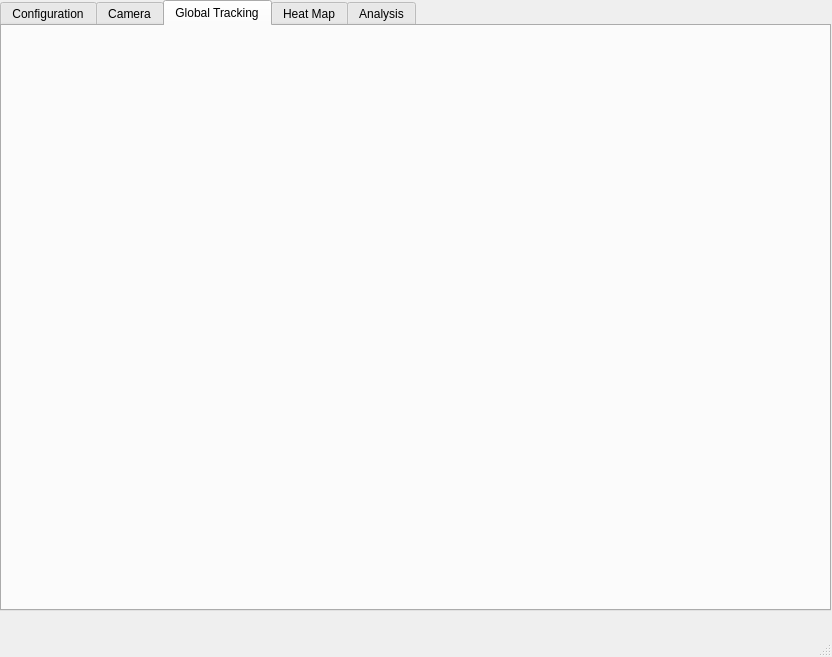
Before: the Qt Designer form QtApp/mainwindow.ui in dulangaweerakoon/FYP_Qt_App, drawn with Qt 5.
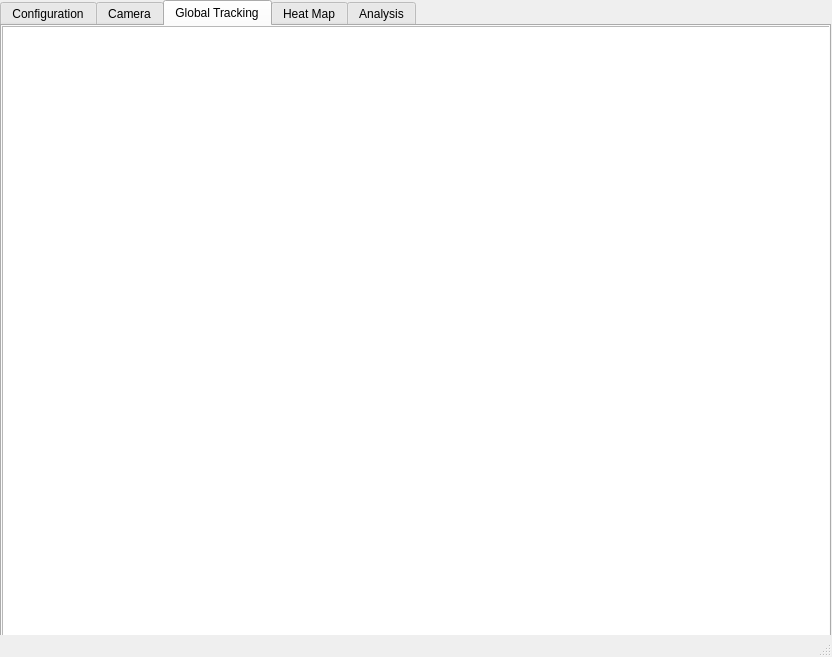
After: the same form once the commit is applied. The open tabs and pages were chosen to show the change. Icons and pictures are not drawn.

The edit to the form file:
```diff
--- a/QtApp/mainwindow.ui
+++ b/QtApp/mainwindow.ui
@@ -20,7 +20,7 @@
       <x>0</x>
       <y>0</y>
       <width>831</width>
-      <height>611</height>
+      <height>651</height>
      </rect>
     </property>
     <property name="currentIndex">
@@ -135,6 +135,16 @@
      <attribute name="title">
       <string>Global Tracking</string>
      </attribute>
+     <widget class="QGraphicsView" name="glob_track_view">
+      <property name="geometry">
+       <rect>
+        <x>0</x>
+        <y>0</y>
+        <width>831</width>
+        <height>611</height>
+       </rect>
+      </property>
+     </widget>
     </widget>
     <widget class="QWidget" name="tab_4">
      <attribute name="icon">
```
Left out of the diff: 2 changed lines with no effect on the pictures.
